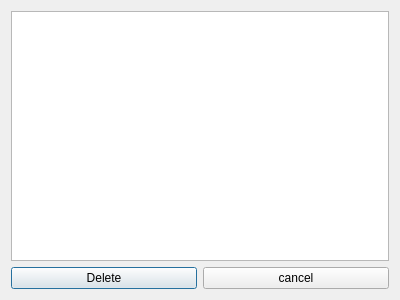
This is MyProj/deletepilot.ui in shahabbadihi/airport_managementt as Qt 5 draws it before an edit. The edited form follows.
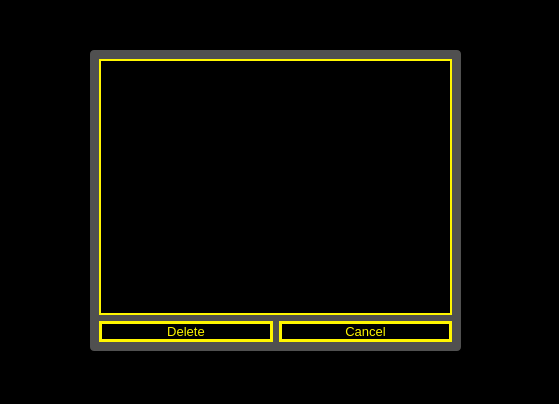
This is the edited form.

Patch:
```diff
--- a/MyProj/deletepilot.ui
+++ b/MyProj/deletepilot.ui
@@ -6,14 +6,95 @@
    <rect>
     <x>0</x>
     <y>0</y>
-    <width>400</width>
-    <height>300</height>
+    <width>559</width>
+    <height>404</height>
    </rect>
   </property>
   <property name="windowTitle">
    <string>Dialog</string>
   </property>
-  <layout class="QVBoxLayout" name="verticalLayout">
+  <property name="styleSheet">
+   <string notr="true">* {
+	font-size: 10pt;
+}
+
+QDialog {
+	
+	background-color: rgb(0, 0, 0);
+}
+
+
+QPushButton {
+	background-color: rgb(0, 0, 0);
+	color: rgb(255, 246, 0);
+	border: 3px solid #fff600;
+}
+
+QPushButton:hover {
+	background-color: #fff600;
+	color: black;
+}
+
+QListView {
+    background-color: black;
+	border: 2px solid #fff600; 
+}
+
+QListView {
+    show-decoration-selected: 1; /* make the selection span the entire width of the view */
+}
+
+QListView::item {
+	color: #fff600;
+	border-bottom: 1px solid #fff600;
+}
+
+QListView::item:alternate {
+    background: #EEEEEE;
+}
+
+QListView::item:selected {
+    border: 1px solid #fff600;
+}
+
+QListView::item:selected:!active {
+    background: qlineargradient(x1: 0, y1: 0, x2: 0, y2: 1,
+                                stop: 0 #ABAFE5, stop: 1 #8588B2);
+}
+
+QListView::item:selected:active {
+    background: #fff600;
+	color: black;
+}
+
+QListView::item:hover {
+    background: qlineargradient(spread:pad, x1:0, y1:0, x2:1, y2:1, stop:0.181818 rgba(255, 255, 0, 255), stop:0.857955 rgba(0, 0, 0, 255));
+	color: black;
+}
+
+#frame {
+	
+	background-color: rgb(255, 255, 255, 80);
+	border-radius: 4px;
+}
+</string>
+  </property>
+  <widget class="QFrame" name="frame">
+   <property name="geometry">
+    <rect>
+     <x>90</x>
+     <y>50</y>
+     <width>371</width>
+     <height>301</height>
+    </rect>
+   </property>
+   <property name="frameShape">
+    <enum>QFrame::StyledPanel</enum>
+   </property>
+   <property name="frameShadow">
+    <enum>QFrame::Raised</enum>
+   </property>
+   <layout class="QVBoxLayout" name="verticalLayout_2">
    <item>
     <widget class="QListView" name="listView"/>
    </item>
@@ -29,13 +110,14 @@
      <item>
       <widget class="QPushButton" name="pushButton_2">
        <property name="text">
-        <string>cancel</string>
+         <string>Cancel</string>
        </property>
       </widget>
      </item>
     </layout>
    </item>
   </layout>
+  </widget>
  </widget>
  <resources/>
  <connections/>
```
Lines whose indentation alone changed are shown as unchanged.
